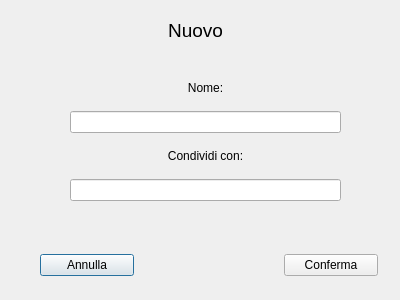
The window that Client/nuovo.ui (MarcoFlo/Google-Drive) describes before a commit, drawn with Qt 5.
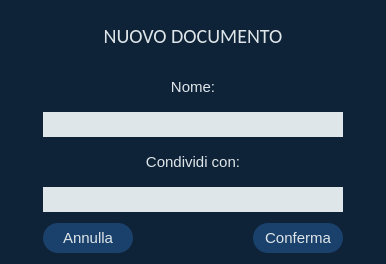
The same window after the commit.

The edit to the form file:
```diff
--- a/Client/nuovo.ui
+++ b/Client/nuovo.ui
@@ -6,46 +6,70 @@
    <rect>
     <x>0</x>
     <y>0</y>
-    <width>400</width>
-    <height>300</height>
+    <width>386</width>
+    <height>264</height>
    </rect>
   </property>
   <property name="windowTitle">
    <string>Dialog</string>
   </property>
+  <property name="styleSheet">
+   <string notr="true">background-color:rgb(14,34,56)</string>
+  </property>
+  <layout class="QVBoxLayout" name="verticalLayout_2">
+   <item>
   <widget class="QLabel" name="label">
-   <property name="geometry">
-    <rect>
-     <x>10</x>
-     <y>20</y>
-     <width>371</width>
-     <height>20</height>
-    </rect>
+     <property name="maximumSize">
+      <size>
+       <width>16777215</width>
+       <height>50</height>
+      </size>
    </property>
    <property name="font">
     <font>
-     <pointsize>14</pointsize>
-    </font>
-   </property>
+       <family>Calibri</family>
+       <pointsize>-1</pointsize>
+      </font>
+     </property>
+     <property name="styleSheet">
+      <string notr="true">color: #dfe6e9;
+font-size: 20px;
+border: none;
+padding: 5px;
+font-family: 'Calibri';
+background-color:none
+</string>
+     </property>
    <property name="text">
-    <string>Nuovo</string>
+      <string>NUOVO DOCUMENTO</string>
    </property>
    <property name="alignment">
     <set>Qt::AlignCenter</set>
    </property>
   </widget>
-  <widget class="QWidget" name="layoutWidget">
-   <property name="geometry">
-    <rect>
-     <x>70</x>
-     <y>70</y>
-     <width>271</width>
-     <height>131</height>
-    </rect>
-   </property>
+   </item>
+   <item>
    <layout class="QVBoxLayout" name="verticalLayout">
+     <property name="leftMargin">
+      <number>32</number>
+     </property>
+     <property name="rightMargin">
+      <number>32</number>
+     </property>
+     <property name="bottomMargin">
+      <number>5</number>
+     </property>
     <item>
      <widget class="QLabel" name="label_2">
+       <property name="styleSheet">
+        <string notr="true">color: #dfe6e9;
+font-size: 15px;
+border: none;
+padding: 5px;
+font-family: 'Calibri';
+background-color:none
+</string>
+       </property>
       <property name="text">
        <string>Nome:</string>
       </property>
@@ -55,10 +79,37 @@
      </widget>
     </item>
     <item>
-     <widget class="QLineEdit" name="nome"/>
+      <widget class="QLineEdit" name="nome">
+       <property name="maximumSize">
+        <size>
+         <width>16777215</width>
+         <height>25</height>
+        </size>
+       </property>
+       <property name="font">
+        <font>
+         <family>Calibri</family>
+         <pointsize>15</pointsize>
+        </font>
+       </property>
+       <property name="styleSheet">
+        <string notr="true">background-color:#dfe6e9;
+border: 1px #dfe6e9;
+
+</string>
+       </property>
+      </widget>
     </item>
     <item>
      <widget class="QLabel" name="label_3">
+       <property name="styleSheet">
+        <string notr="true">color: #dfe6e9;
+font-size: 15px;
+border: none;
+padding: 5px;
+font-family: 'Calibri';
+background-color:none</string>
+       </property>
       <property name="text">
        <string>Condividi con:</string>
       </property>
@@ -68,25 +119,54 @@
      </widget>
     </item>
     <item>
-     <widget class="QLineEdit" name="cond"/>
-    </item>
-   </layout>
-  </widget>
-  <widget class="QWidget" name="layoutWidget">
-   <property name="geometry">
-    <rect>
-     <x>40</x>
-     <y>250</y>
-     <width>338</width>
-     <height>30</height>
-    </rect>
-   </property>
+      <widget class="QLineEdit" name="cond">
+       <property name="maximumSize">
+        <size>
+         <width>16777215</width>
+         <height>25</height>
+        </size>
+       </property>
+       <property name="font">
+        <font>
+         <family>Calibri</family>
+         <pointsize>15</pointsize>
+        </font>
+       </property>
+       <property name="styleSheet">
+        <string notr="true">background-color:#dfe6e9;
+border: 1px #dfe6e9;
+
+</string>
+       </property>
+      </widget>
+     </item>
+    </layout>
+   </item>
+   <item>
    <layout class="QHBoxLayout" name="horizontalLayout">
     <property name="spacing">
-     <number>150</number>
+      <number>120</number>
+     </property>
+     <property name="leftMargin">
+      <number>32</number>
+     </property>
+     <property name="topMargin">
+      <number>0</number>
+     </property>
+     <property name="rightMargin">
+      <number>32</number>
     </property>
     <item>
      <widget class="QPushButton" name="Annulla">
+       <property name="styleSheet">
+        <string notr="true">border-radius: 15px;
+background-color: rgb(26,65,108);
+padding: 6px;
+color: #dfe6e9;
+border: none;
+font-size: 15px;
+font-family: 'Calibri'</string>
+       </property>
       <property name="text">
        <string>Annulla</string>
       </property>
@@ -94,13 +174,23 @@
     </item>
     <item>
      <widget class="QPushButton" name="conferma">
+       <property name="styleSheet">
+        <string notr="true">border-radius: 15px;
+background-color: rgb(26,65,108);
+padding: 6px;
+color: #dfe6e9;
+border: none;
+font-size: 15px;
+font-family: 'Calibri'</string>
+       </property>
       <property name="text">
        <string>Conferma</string>
       </property>
      </widget>
     </item>
    </layout>
-  </widget>
+   </item>
+  </layout>
  </widget>
  <tabstops>
   <tabstop>nome</tabstop>
```
Lines whose indentation alone changed are shown as unchanged.
